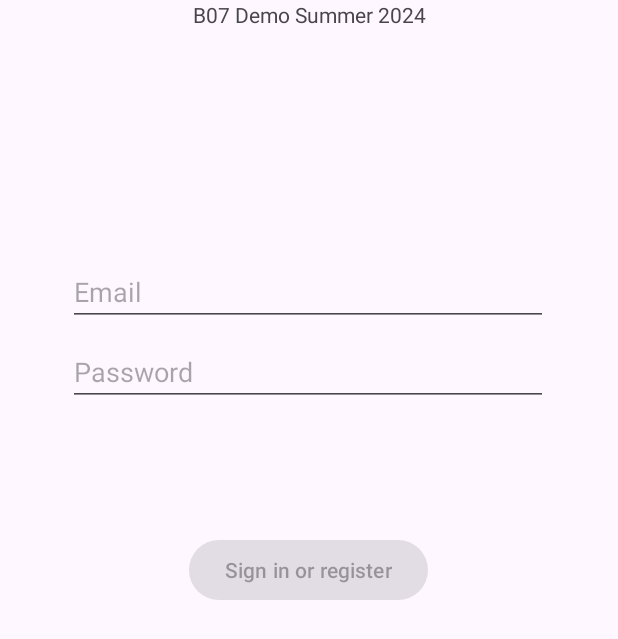
After one commit to jjkader/B07Project, an Android app: the fragment LoginFragment placed in its activity, on a phone screen of 412 x 824 dp. The commit adds this screen. Shown: the top 639 px of the screen. Run offline under Robolectric (Android 15) with nearby library versions, the phone set to English and light mode, and no system bars; our stand-ins replace Firebase (no records; nobody signed in at launch, a user with empty details on screens opened directly).

Commit message:
feat: add login screen and logo

```diff
--- a/app/build.gradle.kts
+++ b/app/build.gradle.kts
@@ -27,6 +27,9 @@
         sourceCompatibility = JavaVersion.VERSION_1_8
         targetCompatibility = JavaVersion.VERSION_1_8
     }
+    buildFeatures {
+        viewBinding = true
+    }
 }
 
 dependencies {
@@ -36,6 +39,9 @@
     implementation(libs.activity)
     implementation(libs.constraintlayout)
     implementation(libs.firebase.database)
+    implementation(libs.annotation)
+    implementation(libs.lifecycle.livedata.ktx)
+    implementation(libs.lifecycle.viewmodel.ktx)
     testImplementation(libs.junit)
     androidTestImplementation(libs.ext.junit)
     androidTestImplementation(libs.espresso.core)
--- a/app/src/main/java/com/example/b07demosummer2024/HomeFragment.java
+++ b/app/src/main/java/com/example/b07demosummer2024/HomeFragment.java
@@ -10,6 +10,8 @@
 import androidx.fragment.app.Fragment;
 import androidx.fragment.app.FragmentTransaction;
 
+import com.example.b07demosummer2024.ui.login.LoginFragment;
+
 public class HomeFragment extends Fragment {
     @Nullable
     @Override
@@ -20,6 +22,7 @@
         Button buttonScroller = view.findViewById(R.id.buttonScroller);
         Button buttonSpinner = view.findViewById(R.id.buttonSpinner);
         Button buttonManageItems = view.findViewById(R.id.buttonManageItems);
+        Button buttonLogin = view.findViewById(R.id.buttonLogin);
 
         buttonRecyclerView.setOnClickListener(new View.OnClickListener() {
             @Override
@@ -47,6 +50,11 @@
             public void onClick(View v) { loadFragment(new ManageItemsFragment());}
         });
 
+        buttonLogin.setOnClickListener(new View.OnClickListener() {
+            @Override
+            public void onClick(View v) { loadFragment(new LoginFragment());}
+        });
+
         return view;
     }
 
--- /dev/null
+++ b/app/src/main/java/com/example/b07demosummer2024/ui/login/LoginFragment.java
@@ -0,0 +1,150 @@
+package com.example.b07demosummer2024.ui.login;
+
+import androidx.lifecycle.Observer;
+import androidx.lifecycle.ViewModelProvider;
+import androidx.annotation.NonNull;
+import androidx.annotation.Nullable;
+import androidx.annotation.StringRes;
+import androidx.fragment.app.Fragment;
+
+import android.os.Bundle;
+import android.text.Editable;
+import android.text.TextWatcher;
+import android.view.KeyEvent;
+import android.view.LayoutInflater;
+import android.view.View;
+import android.view.ViewGroup;
+import android.view.inputmethod.EditorInfo;
+import android.widget.Button;
+import android.widget.EditText;
+import android.widget.ProgressBar;
+import android.widget.TextView;
+import android.widget.Toast;
+
+import com.example.b07demosummer2024.databinding.FragmentLoginBinding;
+
+import com.example.b07demosummer2024.R;
+
+public class LoginFragment extends Fragment {
+
+    private LoginViewModel loginViewModel;
+    private FragmentLoginBinding binding;
+
+    @Nullable
+    @Override
+    public View onCreateView(@NonNull LayoutInflater inflater,
+                             @Nullable ViewGroup container,
+                             @Nullable Bundle savedInstanceState) {
+
+        binding = FragmentLoginBinding.inflate(inflater, container, false);
+        return binding.getRoot();
+
+    }
+
+    @Override
+    public void onViewCreated(@NonNull View view, @Nullable Bundle savedInstanceState) {
+        super.onViewCreated(view, savedInstanceState);
+        loginViewModel = new ViewModelProvider(this, new LoginViewModelFactory())
+                .get(LoginViewModel.class);
+
+        final EditText usernameEditText = binding.username;
+        final EditText passwordEditText = binding.password;
+        final Button loginButton = binding.login;
+        final ProgressBar loadingProgressBar = binding.loading;
+
+        loginViewModel.getLoginFormState().observe(getViewLifecycleOwner(), new Observer<LoginFormState>() {
+            @Override
+            public void onChanged(@Nullable LoginFormState loginFormState) {
+                if (loginFormState == null) {
+                    return;
+                }
+                loginButton.setEnabled(loginFormState.isDataValid());
+                if (loginFormState.getUsernameError() != null) {
+                    usernameEditText.setError(getString(loginFormState.getUsernameError()));
+                }
+                if (loginFormState.getPasswordError() != null) {
+                    passwordEditText.setError(getString(loginFormState.getPasswordError()));
+                }
+            }
+        });
+
+        loginViewModel.getLoginResult().observe(getViewLifecycleOwner(), new Observer<LoginResult>() {
+            @Override
+            public void onChanged(@Nullable LoginResult loginResult) {
+                if (loginResult == null) {
+                    return;
+                }
+                loadingProgressBar.setVisibility(View.GONE);
+                if (loginResult.getError() != null) {
+                    showLoginFailed(loginResult.getError());
+                }
+                if (loginResult.getSuccess() != null) {
+                    updateUiWithUser(loginResult.getSuccess());
+                }
+            }
+        });
+
+        TextWatcher afterTextChangedListener = new TextWatcher() {
+            @Override
+            public void beforeTextChanged(CharSequence s, int start, int count, int after) {
+                // ignore
+            }
+
+            @Override
+            public void onTextChanged(CharSequence s, int start, int before, int count) {
+                // ignore
+            }
+
+            @Override
+            public void afterTextChanged(Editable s) {
+                loginViewModel.loginDataChanged(usernameEditText.getText().toString(),
+                        passwordEditText.getText().toString());
+            }
+        };
+        usernameEditText.addTextChangedListener(afterTextChangedListener);
+        passwordEditText.addTextChangedListener(afterTextChangedListener);
+        passwordEditText.setOnEditorActionListener(new TextView.OnEditorActionListener() {
+
+            @Override
+            public boolean onEditorAction(TextView v, int actionId, KeyEvent event) {
+                if (actionId == EditorInfo.IME_ACTION_DONE) {
+                    loginViewModel.login(usernameEditText.getText().toString(),
+                            passwordEditText.getText().toString());
+                }
+                return false;
+            }
+        });
+
+        loginButton.setOnClickListener(new View.OnClickListener() {
+            @Override
+            public void onClick(View v) {
+                loadingProgressBar.setVisibility(View.VISIBLE);
+                loginViewModel.login(usernameEditText.getText().toString(),
+                        passwordEditText.getText().toString());
+            }
+        });
+    }
+
+    private void updateUiWithUser(LoggedInUserView model) {
+        String welcome = getString(R.string.welcome) + model.getDisplayName();
+        // TODO : initiate successful logged in experience
+        if (getContext() != null && getContext().getApplicationContext() != null) {
+            Toast.makeText(getContext().getApplicationContext(), welcome, Toast.LENGTH_LONG).show();
+        }
+    }
+
+    private void showLoginFailed(@StringRes Integer errorString) {
+        if (getContext() != null && getContext().getApplicationContext() != null) {
+            Toast.makeText(
+                    getContext().getApplicationContext(),
+                    errorString,
+                    Toast.LENGTH_LONG).show();
+        }
+    }
+
+    @Override
+    public void onDestroyView() {
+        super.onDestroyView();
+        binding = null;
+    }
+}
--- /dev/null
+++ b/app/src/main/java/com/example/b07demosummer2024/ui/login/LoginViewModel.java
@@ -0,0 +1,70 @@
+package com.example.b07demosummer2024.ui.login;
+
+import androidx.lifecycle.LiveData;
+import androidx.lifecycle.MutableLiveData;
+import androidx.lifecycle.ViewModel;
+
+import android.util.Patterns;
+
+import com.example.b07demosummer2024.data.LoginRepository;
+import com.example.b07demosummer2024.data.Result;
+import com.example.b07demosummer2024.data.model.LoggedInUser;
+import com.example.b07demosummer2024.R;
+
+public class LoginViewModel extends ViewModel {
+
+    private MutableLiveData<LoginFormState> loginFormState = new MutableLiveData<>();
+    private MutableLiveData<LoginResult> loginResult = new MutableLiveData<>();
+    private LoginRepository loginRepository;
+
+    LoginViewModel(LoginRepository loginRepository) {
+        this.loginRepository = loginRepository;
+    }
+
+    LiveData<LoginFormState> getLoginFormState() {
+        return loginFormState;
+    }
+
+    LiveData<LoginResult> getLoginResult() {
+        return loginResult;
+    }
+
+    public void login(String username, String password) {
+        // can be launched in a separate asynchronous job
+        Result<LoggedInUser> result = loginRepository.login(username, password);
+
+        if (result instanceof Result.Success) {
+            LoggedInUser data = ((Result.Success<LoggedInUser>) result).getData();
+            loginResult.setValue(new LoginResult(new LoggedInUserView(data.getDisplayName())));
+        } else {
+            loginResult.setValue(new LoginResult(R.string.login_failed));
+        }
+    }
+
+    public void loginDataChanged(String username, String password) {
+        if (!isUserNameValid(username)) {
+            loginFormState.setValue(new LoginFormState(R.string.invalid_username, null));
+        } else if (!isPasswordValid(password)) {
+            loginFormState.setValue(new LoginFormState(null, R.string.invalid_password));
+        } else {
+            loginFormState.setValue(new LoginFormState(true));
+        }
+    }
+
+    // A placeholder username validation check
+    private boolean isUserNameValid(String username) {
+        if (username == null) {
+            return false;
+        }
+        if (username.contains("@")) {
+            return Patterns.EMAIL_ADDRESS.matcher(username).matches();
+        } else {
+            return !username.trim().isEmpty();
+        }
+    }
+
+    // A placeholder password validation check
+    private boolean isPasswordValid(String password) {
+        return password != null && password.trim().length() > 5;
+    }
+}
--- /dev/null
+++ b/app/src/main/java/com/example/b07demosummer2024/ui/login/LoginViewModelFactory.java
@@ -0,0 +1,26 @@
+package com.example.b07demosummer2024.ui.login;
+
+import androidx.lifecycle.ViewModel;
+import androidx.lifecycle.ViewModelProvider;
+import androidx.annotation.NonNull;
+
+import com.example.b07demosummer2024.data.LoginDataSource;
+import com.example.b07demosummer2024.data.LoginRepository;
+
+/**
+ * ViewModel provider factory to instantiate LoginViewModel.
+ * Required given LoginViewModel has a non-empty constructor
+ */
+public class LoginViewModelFactory implements ViewModelProvider.Factory {
+
+    @NonNull
+    @Override
+    @SuppressWarnings("unchecked")
+    public <T extends ViewModel> T create(@NonNull Class<T> modelClass) {
+        if (modelClass.isAssignableFrom(LoginViewModel.class)) {
+            return (T) new LoginViewModel(LoginRepository.getInstance(new LoginDataSource()));
+        } else {
+            throw new IllegalArgumentException("Unknown ViewModel class");
+        }
+    }
+}
--- /dev/null
+++ b/app/src/main/res/layout/fragment_login.xml
@@ -0,0 +1,76 @@
+<?xml version="1.0" encoding="utf-8"?>
+<androidx.constraintlayout.widget.ConstraintLayout xmlns:android="http://schemas.android.com/apk/res/android"
+    xmlns:app="http://schemas.android.com/apk/res-auto"
+    xmlns:tools="http://schemas.android.com/tools"
+    android:id="@+id/container"
+    android:layout_width="match_parent"
+    android:layout_height="match_parent"
+    android:paddingLeft="@dimen/fragment_horizontal_margin"
+    android:paddingTop="@dimen/fragment_vertical_margin"
+    android:paddingRight="@dimen/fragment_horizontal_margin"
+    android:paddingBottom="@dimen/fragment_vertical_margin"
+    tools:context=".ui.login.LoginFragment">
+
+    <EditText
+        android:id="@+id/username"
+        android:layout_width="0dp"
+        android:layout_height="wrap_content"
+        android:layout_marginStart="24dp"
+        android:layout_marginTop="96dp"
+        android:layout_marginEnd="24dp"
+        android:hint="@string/prompt_email"
+        android:inputType="textEmailAddress"
+        android:selectAllOnFocus="true"
+        app:layout_constraintEnd_toEndOf="parent"
+        app:layout_constraintStart_toStartOf="parent"
+        app:layout_constraintTop_toTopOf="parent" />
+
+    <EditText
+        android:id="@+id/password"
+        android:layout_width="0dp"
+        android:layout_height="wrap_content"
+        android:layout_marginStart="24dp"
+        android:layout_marginTop="8dp"
+        android:layout_marginEnd="24dp"
+        android:hint="@string/prompt_password"
+        android:imeActionLabel="@string/action_sign_in_short"
+        android:imeOptions="actionDone"
+        android:inputType="textPassword"
+        android:selectAllOnFocus="true"
+        app:layout_constraintEnd_toEndOf="parent"
+        app:layout_constraintStart_toStartOf="parent"
+        app:layout_constraintTop_toBottomOf="@+id/username" />
+
+    <Button
+        android:id="@+id/login"
+        android:layout_width="wrap_content"
+        android:layout_height="wrap_content"
+        android:layout_gravity="start"
+        android:layout_marginStart="48dp"
+        android:layout_marginTop="16dp"
+        android:layout_marginEnd="48dp"
+        android:layout_marginBottom="64dp"
+        android:enabled="false"
+        android:text="@string/action_sign_in"
+        app:layout_constraintBottom_toBottomOf="parent"
+        app:layout_constraintEnd_toEndOf="parent"
+        app:layout_constraintStart_toStartOf="parent"
+        app:layout_constraintTop_toBottomOf="@+id/password"
+        app:layout_constraintVertical_bias="0.2" />
+
+    <ProgressBar
+        android:id="@+id/loading"
+        android:layout_width="wrap_content"
+        android:layout_height="wrap_content"
+        android:layout_gravity="center"
+        android:layout_marginStart="32dp"
+        android:layout_marginTop="64dp"
+        android:layout_marginEnd="32dp"
+        android:layout_marginBottom="64dp"
+        android:visibility="gone"
+        app:layout_constraintBottom_toBottomOf="parent"
+        app:layout_constraintEnd_toEndOf="@+id/password"
+        app:layout_constraintStart_toStartOf="@+id/password"
+        app:layout_constraintTop_toTopOf="parent"
+        app:layout_constraintVertical_bias="0.3" />
+</androidx.constraintlayout.widget.ConstraintLayout>
--- /dev/null
+++ b/app/src/main/res/values/dimens.xml
@@ -0,0 +1,8 @@
+<resources>
+    <!-- Default screen margins, per the Android Design guidelines. -->
+    <dimen name="fragment_horizontal_margin">16dp</dimen>
+    <dimen name="fragment_vertical_margin">16dp</dimen>
+    <!-- Default screen margins, per the Android Design guidelines. -->
+    <dimen name="activity_horizontal_margin">16dp</dimen>
+    <dimen name="activity_vertical_margin">16dp</dimen>
+</resources>
--- a/app/src/main/res/values/strings.xml
+++ b/app/src/main/res/values/strings.xml
@@ -14,6 +14,16 @@
         <item>Books</item>
         <item>Movies</item>
     </string-array>
+    <!-- Strings related to login -->
+    <string name="prompt_email">Email</string>
+    <string name="prompt_password">Password</string>
+    <string name="action_sign_in">Sign in or register</string>
+    <string name="action_sign_in_short">Sign in</string>
+    <string name="welcome">"Welcome!"</string>
+    <string name="invalid_username">Not a valid username</string>
+    <string name="invalid_password">Password must be >5 characters</string>
+    <string name="login_failed">"Login failed"</string>
+    <string name="title_activity_login">LoginActivity</string>
 
 
 </resources>
--- a/gradle/libs.versions.toml
+++ b/gradle/libs.versions.toml
@@ -9,6 +9,9 @@
 constraintlayout = "2.1.4"
 googleGmsGoogleServices = "4.4.2"
 firebaseDatabase = "21.0.0"
+annotation = "1.6.0"
+lifecycleLivedataKtx = "2.6.1"
+lifecycleViewmodelKtx = "2.6.1"
 
 [libraries]
 junit = { group = "junit", name = "junit", version.ref = "junit" }
@@ -19,6 +22,9 @@
 activity = { group = "androidx.activity", name = "activity", version.ref = "activity" }
 constraintlayout = { group = "androidx.constraintlayout", name = "constraintlayout", version.ref = "constraintlayout" }
 firebase-database = { group = "com.google.firebase", name = "firebase-database", version.ref = "firebaseDatabase" }
+annotation = { group = "androidx.annotation", name = "annotation", version.ref = "annotation" }
+lifecycle-livedata-ktx = { group = "androidx.lifecycle", name = "lifecycle-livedata-ktx", version.ref = "lifecycleLivedataKtx" }
+lifecycle-viewmodel-ktx = { group = "androidx.lifecycle", name = "lifecycle-viewmodel-ktx", version.ref = "lifecycleViewmodelKtx" }
 
 [plugins]
 android-application = { id = "com.android.application", version.ref = "agp" }
```
Also changed, not shown: app/src/main/AndroidManifest.xml (+7 -3 lines), app/src/main/java/com/example/b07demosummer2024/data/LoginDataSource.java (added, +29 -0 lines), app/src/main/java/com/example/b07demosummer2024/data/LoginRepository.java (added, +54 -0 lines), app/src/main/java/com/example/b07demosummer2024/data/Result.java (added, +48 -0 lines), app/src/main/java/com/example/b07demosummer2024/data/model/LoggedInUser.java (added, +23 -0 lines), app/src/main/java/com/example/b07demosummer2024/ui/login/LoggedInUserView.java (added, +17 -0 lines), app/src/main/java/com/example/b07demosummer2024/ui/login/LoginFormState.java (added, +40 -0 lines), app/src/main/java/com/example/b07demosummer2024/ui/login/LoginResult.java (added, +31 -0 lines), app/src/main/res/layout/activity_home_fragment.xml (+32 -9 lines), app/src/main/res/drawable/planetze_logo.png (added).
